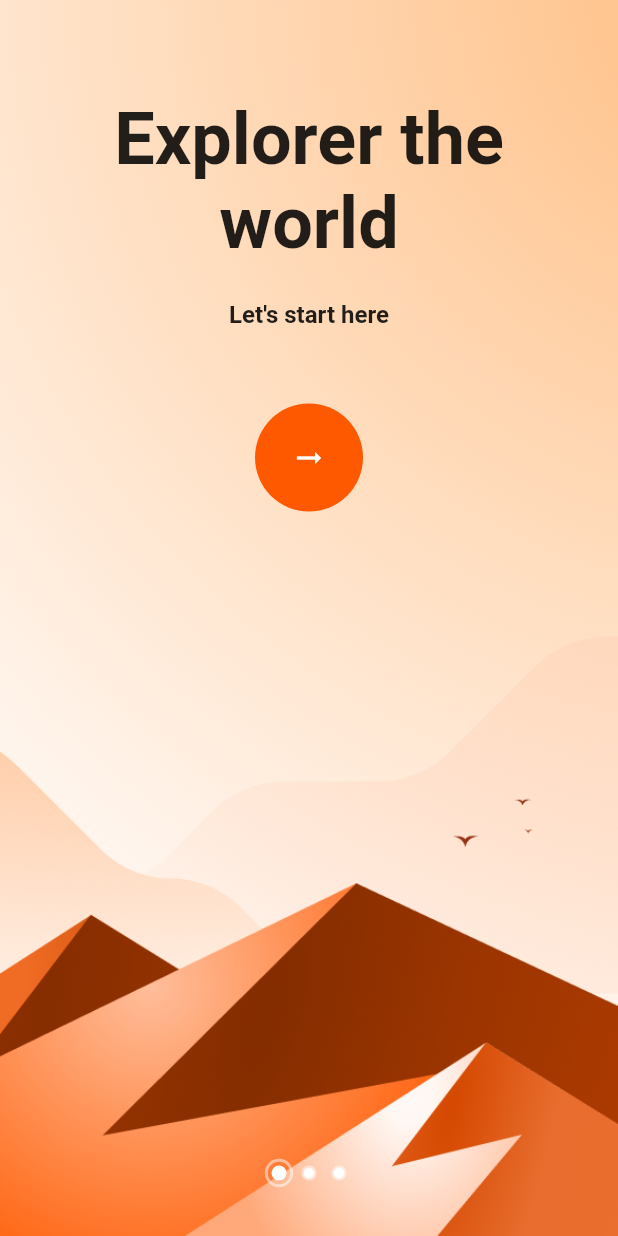
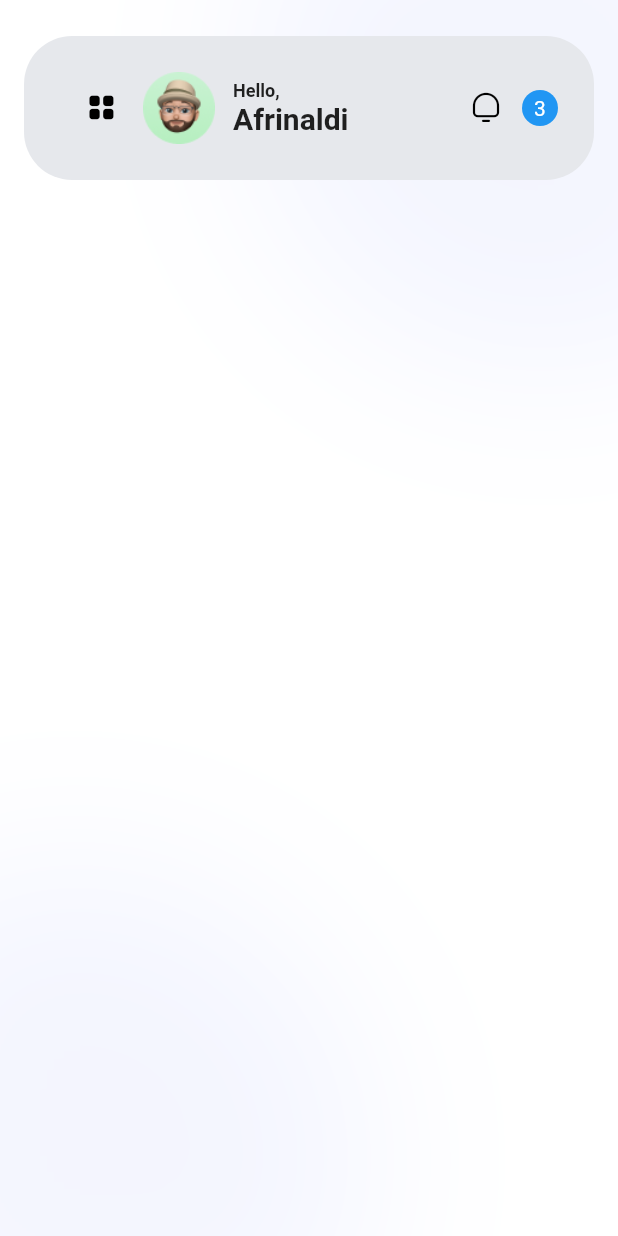
Before and after one commit to NallDev/Travee, a Flutter app: the screen it shows after launch, on a phone screen of 412 x 824 dp. Run offline on Flutter 3.47's test engine with Material 2 defaults, Android fonts, the phone set to English and light mode, and no system bars; our stand-ins replace fluttertoast.

Commit message:
ADD : Home screen

```diff
--- a/lib/main.dart
+++ b/lib/main.dart
@@ -1,4 +1,5 @@
 import 'package:flutter/material.dart';
+import 'package:travee/screen/home/home_screen.dart';
 import 'package:travee/screen/onboarding/onboarding_screen.dart';
 
 void main() {
@@ -12,7 +13,7 @@ class MyApp extends StatelessWidget {
   Widget build(BuildContext context) {
     return const MaterialApp(
       debugShowCheckedModeBanner: false,
-      home: OnBoardingScreen(),
+      home: HomeScreen(),
     );
   }
 }
--- /dev/null
+++ b/lib/my_flutter_app_icons.dart
@@ -0,0 +1,26 @@
+/// Flutter icons MyFlutterApp
+/// Copyright (C) 2023 by original authors @ fluttericon.com, fontello.com
+/// This font was generated by FlutterIcon.com, which is derived from Fontello.
+///
+/// To use this font, place it in your fonts/ directory and include the
+/// following in your pubspec.yaml
+///
+/// flutter:
+///   fonts:
+///    - family:  MyFlutterApp
+///      fonts:
+///       - asset: fonts/MyFlutterApp.ttf
+///
+///
+///
+import 'package:flutter/widgets.dart';
+
+class MyFlutterApp {
+  MyFlutterApp._();
+
+  static const _kFontFam = 'MyFlutterApp';
+  static const String? _kFontPkg = null;
+
+  static const IconData bell = IconData(0xe801, fontFamily: _kFontFam, fontPackage: _kFontPkg);
+  static const IconData menu = IconData(0xe802, fontFamily: _kFontFam, fontPackage: _kFontPkg);
+}
--- /dev/null
+++ b/lib/screen/home/home_screen.dart
@@ -0,0 +1,229 @@
+import 'package:flutter/material.dart';
+import 'package:fluttertoast/fluttertoast.dart';
+import 'package:travee/my_flutter_app_icons.dart';
+
+class HomeScreen extends StatelessWidget {
+  const HomeScreen({super.key});
+
+  @override
+  Widget build(BuildContext context) {
+    return Scaffold(
+      backgroundColor: Colors.white,
+      body: Stack(
+        fit: StackFit.expand,
+        children: [
+          Positioned(
+            top: -150,
+            right: -150,
+            child: Container(
+              width: 400,
+              height: 400,
+              decoration: BoxDecoration(
+                borderRadius: BorderRadius.circular(400),
+                boxShadow: const [
+                  BoxShadow(
+                    color: Color(0xD1F41F4),
+                    blurRadius: 100,
+                  ),
+                ],
+              ),
+            ),
+          ),
+          Positioned(
+            bottom: -150,
+            left: -150,
+            child: Container(
+              width: 400,
+              height: 400,
+              decoration: BoxDecoration(
+                borderRadius: BorderRadius.circular(400),
+                boxShadow: const [
+                  BoxShadow(
+                    color: Color(0xD1F41F4),
+                    blurRadius: 100,
+                  ),
+                ],
+              ),
+            ),
+          ),
+          SafeArea(
+            child: Padding(
+              padding: const EdgeInsets.symmetric(horizontal: 16),
+              child: Column(
+                children: [
+                  SizedBox(
+                    height: 24,
+                  ),
+                  Container(
+                    width: double.infinity,
+                    height: 96,
+                    decoration: BoxDecoration(
+                      color: Color(0xFFE6E8EC),
+                      borderRadius: BorderRadius.circular(32),
+                    ),
+                    child: Padding(
+                      padding: EdgeInsets.all(24),
+                      child: Row(
+                        mainAxisAlignment: MainAxisAlignment.spaceBetween,
+                        children: [
+                          Expanded(
+                            flex: 1,
+                            child: IconButton(
+                              icon: Icon(
+                                MyFlutterApp.menu,
+                                color: Colors.black,
+                              ),
+                              onPressed: () {
+                                Fluttertoast.showToast(
+                                    msg: "Menu item",
+                                    toastLength: Toast.LENGTH_SHORT,
+                                    gravity: ToastGravity.CENTER,
+                                    timeInSecForIosWeb: 1,
+                                    fontSize: 16.0);
+                              },
+                            ),
+                          ),
+                          Expanded(
+                            flex: 3,
+                            child: Row(
+                              mainAxisAlignment: MainAxisAlignment.start,
+                              children: [
+                                Image.asset(
+                                  "images/avatar_2.png",
+                                ),
+                                SizedBox(
+                                  width: 12,
+                                ),
+                                Column(
+                                  crossAxisAlignment: CrossAxisAlignment.start,
+                                  mainAxisAlignment: MainAxisAlignment.center,
+                                  children: [
+                                    Text(
+                                      "Hello,",
+                                      style: const TextStyle(
+                                        fontSize: 12,
+                                        fontWeight: FontWeight.bold,
+                                        color: Colors.black87,
+                                      ),
+                                    ),
+                                    Text(
+                                      "Afrinaldi",
+                                      style: const TextStyle(
+                                        fontSize: 20,
+                                        fontWeight: FontWeight.bold,
+                                        color: Colors.black87,
+                                      ),
+                                    ),
+                                  ],
+                                )
+                              ],
+                            ),
+                          ),
+                          Expanded(
+                            flex: 2,
+                            child: Row(
+                              mainAxisAlignment: MainAxisAlignment.end,
+                              mainAxisSize: MainAxisSize.min,
+                              children: [
+                                IconButton(
+                                  icon: Icon(
+                                    MyFlutterApp.bell,
+                                    color: Colors.black,
+                                  ),
+                                  onPressed: () {
+                                    Fluttertoast.showToast(
+                                        msg: "Notification item",
+                                        toastLength: Toast.LENGTH_SHORT,
+                                        backgroundColor: Color(0x4D1E2228),
+                                        textColor: Colors.white,
+                                        timeInSecForIosWeb: 1,
+                                        fontSize: 16.0);
+                                  },
+                                ),
+                                Container(
+                                  width: 24,
+                                  height: 24,
+                                  decoration: BoxDecoration(
+                                    borderRadius: BorderRadius.circular(24),
+                                    color: Colors.blue,
+                                  ),
+                                  child: Center(
+                                    child: Text(
+                                      "3",
+                                      style: TextStyle(
+                                        color: Colors.white,
+                                      ),
+                                    ),
+                                  ),
+                                )
+                              ],
+                            ),
+                          ),
+                        ],
+                      ),
+                    ),
+                  ),
+                ],
+              ),
+            ),
+          ),
+        ],
+      ),
+    );
+  }
+}
+
+class CardContent extends StatelessWidget {
+  const CardContent({super.key});
+
+  @override
+  Widget build(BuildContext context) {
+    return Container(
+      width: double.infinity,
+      child: Column(
+        children: [
+          Row(
+            children: [
+              Image.asset("images/avatar_1.png"),
+              Column(
+                crossAxisAlignment: CrossAxisAlignment.start,
+                mainAxisAlignment: MainAxisAlignment.center,
+                children: [
+                  Text(
+                    "Post in",
+                    style: const TextStyle(
+                      fontSize: 12,
+                      fontWeight: FontWeight.bold,
+                      color: Colors.black45,
+                    ),
+                  ),
+                  Text(
+                    "Indonesian",
+                    style: const TextStyle(
+                      fontSize: 14,
+                      fontWeight: FontWeight.bold,
+                      color: Colors.black87,
+                    ),
+                  ),
+                ],
+              ),
+              CircleAvatar(
+                backgroundColor: Color(0xFFF4F5F6),
+                child: IconButton(
+                  iconSize: 24.0,
+                  icon: const Icon(
+                    Icons.arrow_right_alt,
+                    color: Colors.black87,
+                  ),
+                  onPressed: () {
+
+                  },
+                ),
+              ),
+            ],
+          ),
+        ],
+      ),
+    );
+  }
+}
```
Also changed, not shown: pubspec.yaml (+9 -6 lines), fonts/MyFlutterApp.ttf (added), images/avatar_1.png (added), images/avatar_2.png (added), pubspec.lock, 1 other file.
